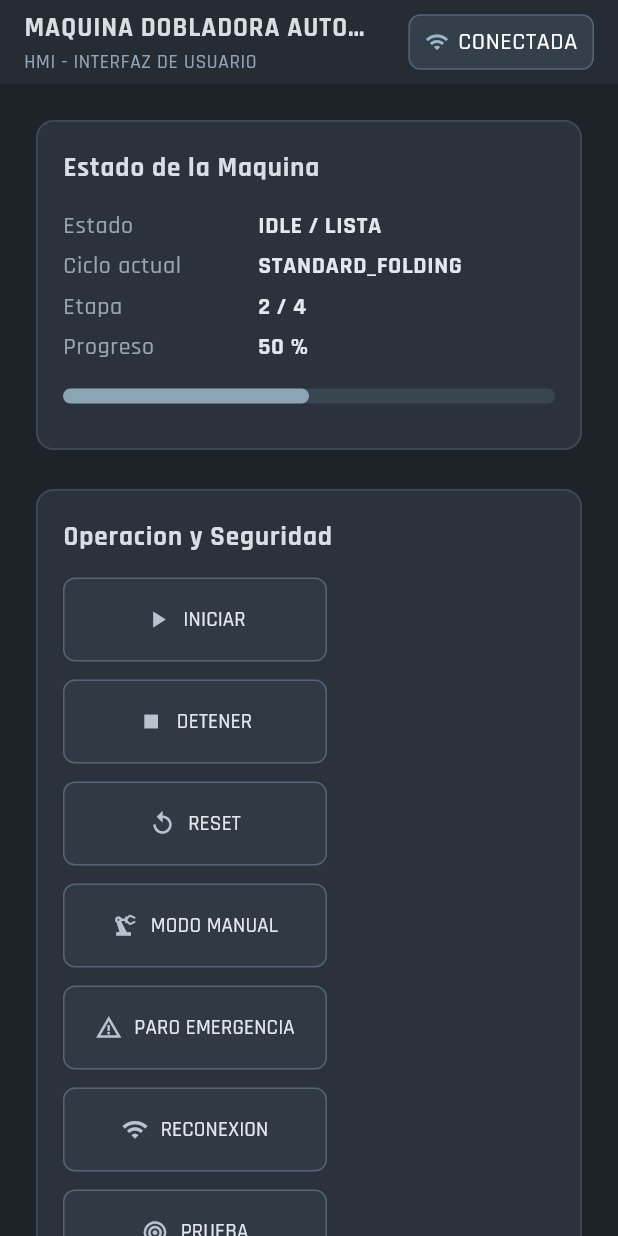
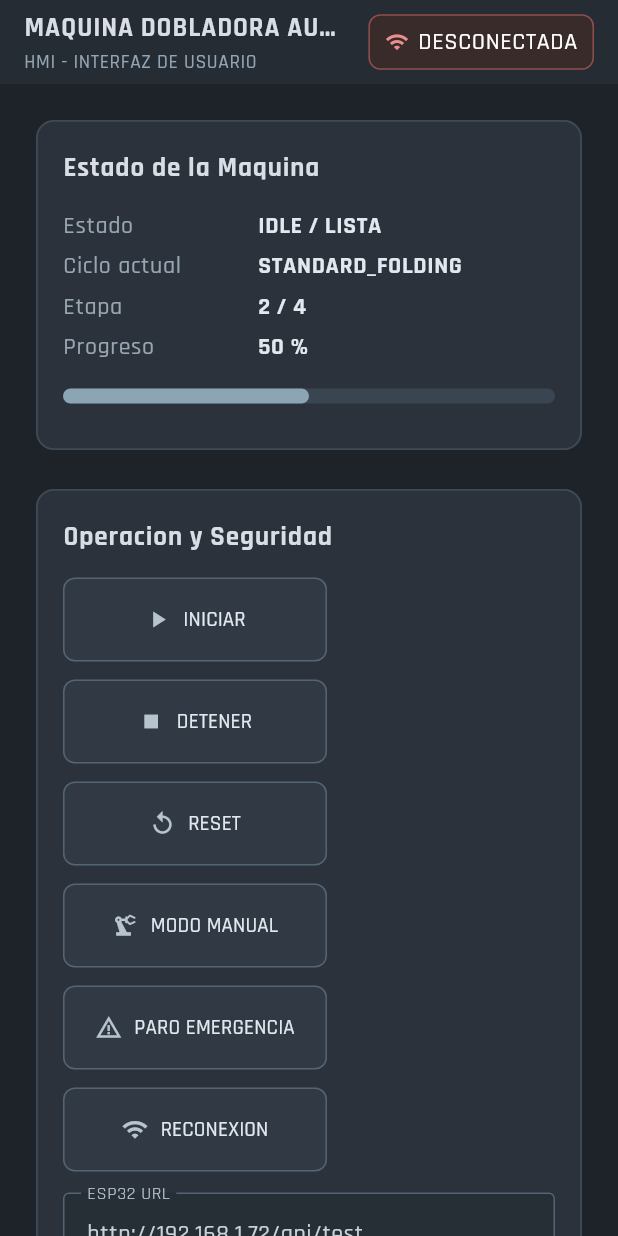
Before and after one commit to fabiangr-dev/Proyecto-Ingenieria, a Flutter app: the screen it shows after launch, on a phone screen of 412 x 824 dp. Run offline on Flutter 3.47's test engine with Material 3 defaults, Android fonts, the phone set to English and light mode, and no system bars; our stand-ins replace google_fonts.

Commit message:
WiFi button states

```diff
--- a/lib/main.dart
+++ b/lib/main.dart
@@ -68,13 +68,15 @@ class HmiHomePage extends StatefulWidget {
 
 class _HmiHomePageState extends State<HmiHomePage> {
   final TextEditingController _esp32Controller = TextEditingController(
-    text: 'http://192.168.1.50/api/test',
+    text: 'http://192.168.1.72/api/test',
   );
   bool _isSending = false;
+  bool _isConnected = false;
 
-  Future<void> _sendTestSignal() async {
+  Future<void> _sendCommand(String buttonLabel, String command) async {
     setState(() {
       _isSending = true;
+      _isConnected = false;
     });
 
     try {
@@ -84,18 +86,22 @@ class _HmiHomePageState extends State<HmiHomePage> {
         headers: {'Content-Type': 'application/json'},
         body: jsonEncode({
           'type': 'command',
-          'command': 'test_signal',
+          'command': command,
+          'button': buttonLabel,
         }),
       ).timeout(const Duration(seconds: 5));
 
       if (!mounted) return;
 
       if (response.statusCode >= 200 && response.statusCode < 300) {
-        _showResultDialog(
-          'Señal enviada',
-          'Comando de prueba enviado al ESP32 en $uri',
-        );
+        setState(() {
+          _isConnected = true;
+        });
+        _showPressedDialog(context, buttonLabel);
       } else {
+        setState(() {
+          _isConnected = false;
+        });
         _showResultDialog(
           'Error de comunicación',
           'ESP32 respondió con código ${response.statusCode}',
@@ -103,6 +109,9 @@ class _HmiHomePageState extends State<HmiHomePage> {
       }
     } catch (e) {
       if (!mounted) return;
+      setState(() {
+        _isConnected = false;
+      });
       _showResultDialog(
         'Fallo de red',
         'No se pudo contactar al ESP32. Verifica la IP y la conexión Wi‑Fi.\n\nError: $e',
@@ -203,15 +212,27 @@ class _HmiHomePageState extends State<HmiHomePage> {
             child: Container(
               padding: const EdgeInsets.symmetric(horizontal: 10, vertical: 6),
               decoration: BoxDecoration(
-                color: const Color(0xFF33404C),
+                color: _isConnected
+                    ? const Color(0xFF33404C)
+                    : const Color(0xFF3A2B2B),
                 borderRadius: BorderRadius.circular(8),
-                border: Border.all(color: const Color(0xFF546574)),
+                border: Border.all(
+                  color: _isConnected
+                      ? const Color(0xFF546574)
+                      : const Color(0xFF8F4F4F),
+                ),
               ),
               child: Row(
-                children: const [
-                  Icon(Icons.wifi, size: 16, color: Color(0xFF9AB7C9)),
-                  SizedBox(width: 6),
-                  Text('CONECTADA'),
+                children: [
+                  Icon(
+                    Icons.wifi,
+                    size: 16,
+                    color: _isConnected
+                        ? const Color(0xFF9AB7C9)
+                        : const Color(0xFFEB8E8E),
+                  ),
+                  const SizedBox(width: 6),
+                  Text(_isConnected ? 'CONECTADA' : 'DESCONECTADA'),
                 ],
               ),
             ),
@@ -273,33 +294,47 @@ class _HmiHomePageState extends State<HmiHomePage> {
               spacing: 12,
               runSpacing: 12,
               children: [
-                _actionButton(context, 'INICIAR', Icons.play_arrow, 'Iniciar'),
-                _actionButton(context, 'DETENER', Icons.stop, 'Detener'),
-                _actionButton(context, 'RESET', Icons.replay, 'Reset'),
+                _actionButton(
+                  context,
+                  'INICIAR',
+                  Icons.play_arrow,
+                  'INICIAR',
+                  onPressed: _isSending ? null : () => _sendCommand('INICIAR', 'start_machine'),
+                ),
+                _actionButton(
+                  context,
+                  'DETENER',
+                  Icons.stop,
+                  'DETENER',
+                  onPressed: _isSending ? null : () => _sendCommand('DETENER', 'stop_machine'),
+                ),
+                _actionButton(
+                  context,
+                  'RESET',
+                  Icons.replay,
+                  'RESET',
+                  onPressed: _isSending ? null : () => _sendCommand('RESET', 'reset_machine'),
+                ),
                 _actionButton(
                   context,
                   'MODO MANUAL',
                   Icons.precision_manufacturing,
-                  'Modo manual',
+                  'MODO MANUAL',
+                  onPressed: _isSending ? null : () => _sendCommand('MODO MANUAL', 'manual_mode'),
                 ),
                 _actionButton(
                   context,
                   'PARO EMERGENCIA',
                   Icons.warning_amber,
-                  'Paro de emergencia',
+                  'PARO EMERGENCIA',
+                  onPressed: _isSending ? null : () => _sendCommand('PARO EMERGENCIA', 'emergency_stop'),
                 ),
                 _actionButton(
                   context,
                   'RECONEXION',
                   Icons.wifi,
-                  'Reconexion',
-                ),
-                _actionButton(
-                  context,
-                  'PRUEBA',
-                  Icons.wifi_tethering,
-                  'Prueba',
-                  onPressed: _isSending ? null : _sendTestSignal,
+                  'RECONEXION',
+                  onPressed: _isSending ? null : () => _sendCommand('RECONEXION', 'reconnect'),
                 ),
               ],
             ),
@@ -348,6 +383,12 @@ class _HmiHomePageState extends State<HmiHomePage> {
                       label,
                       Icons.sync_alt,
                       'Paleta $label',
+                      onPressed: _isSending
+                          ? null
+                          : () => _sendCommand(
+                                label.replaceAll('°', ''),
+                                'pallet_${label.replaceAll('°', '').toLowerCase()}',
+                              ),
                     ),
                   )
                   .toList(),
```
Also changed, not shown: 1 other file.
